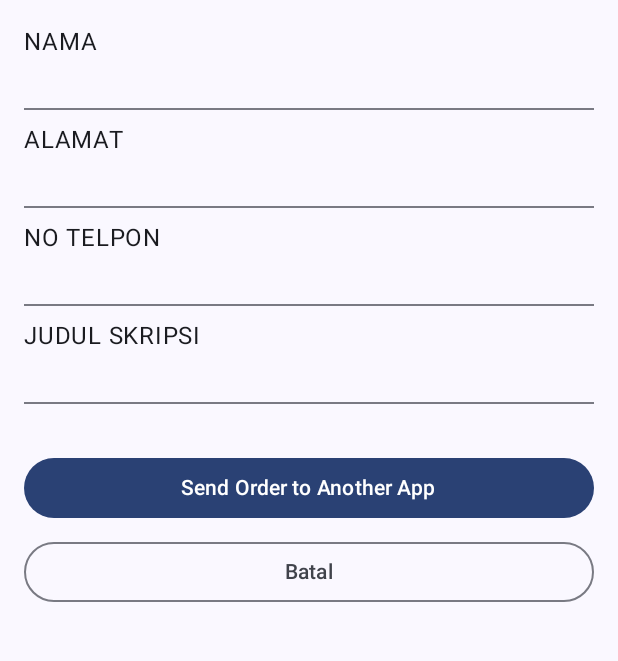
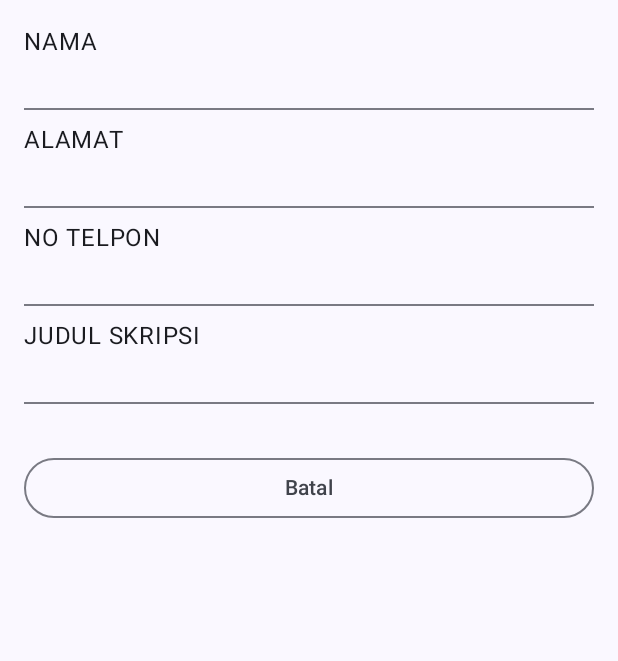
Before and after one commit to Adityo02/040_UCP2, an Android app built with Jetpack Compose: the Summary screen opened through its navigation route, on a phone screen of 412 x 824 dp, the part 96-757 px from its top. Run offline under Robolectric (Android 15) with nearby library versions, the phone set to English and light mode, and no system bars.

Commit message:
Mengganti route halaman dua

```diff
--- a/app/src/main/java/com/example/exercise2/ui/theme/HalamanDua.kt
+++ b/app/src/main/java/com/example/exercise2/ui/theme/HalamanDua.kt
@@ -59,12 +59,6 @@ fun HalamanDua (
             Column (
                 verticalArrangement = Arrangement.spacedBy(dimensionResource(R.dimen.padding_small))
             ) {
-                Button(
-                    modifier = Modifier.fillMaxWidth(),
-                    onClick = { }
-                ) {
-                   Text(stringResource(R.string.send))
-                }
                 OutlinedButton(
                     modifier = Modifier.fillMaxWidth(),
                     onClick = onCancelButtonClicked
--- a/app/src/main/java/com/example/exercise2/ui/theme/PengelolaHalaman.kt
+++ b/app/src/main/java/com/example/exercise2/ui/theme/PengelolaHalaman.kt
@@ -108,5 +108,5 @@ private fun  cancelOrderAndNavigateToHome(
 private fun cancelOrderAndNavigateToRasa(
     navController: NavHostController
 ) {
-    navController.popBackStack(PengelolaHalaman.Rasa.name, inclusive = false)
+    navController.popBackStack(PengelolaHalaman.Home.name, inclusive = false)
 }
```
